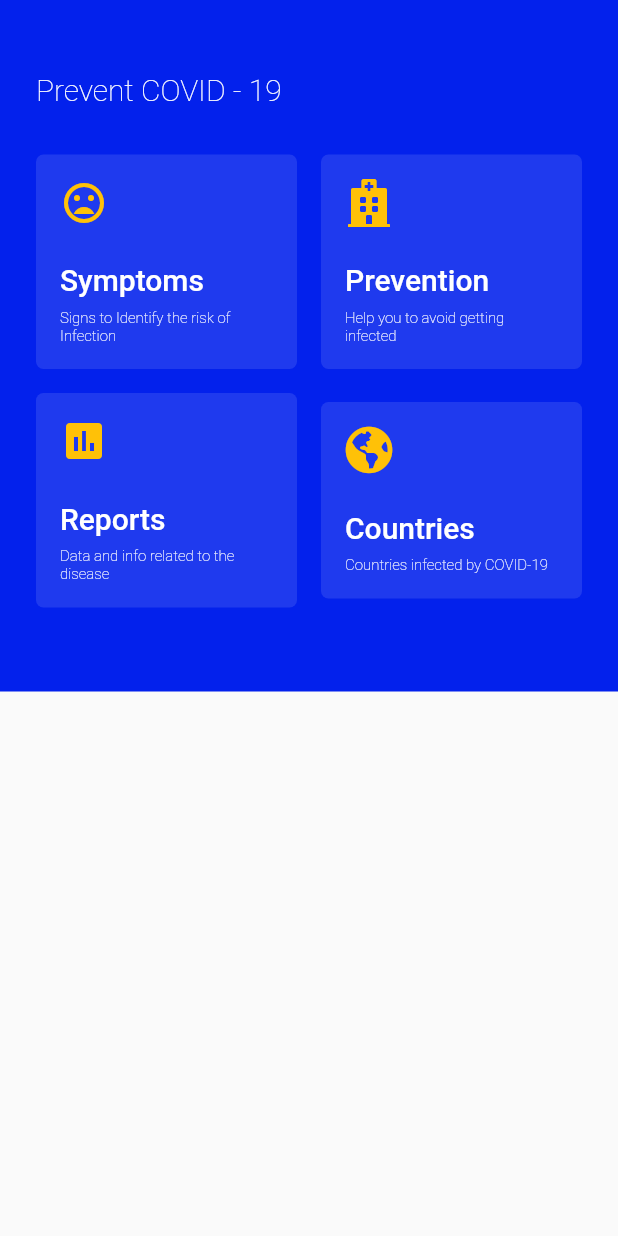
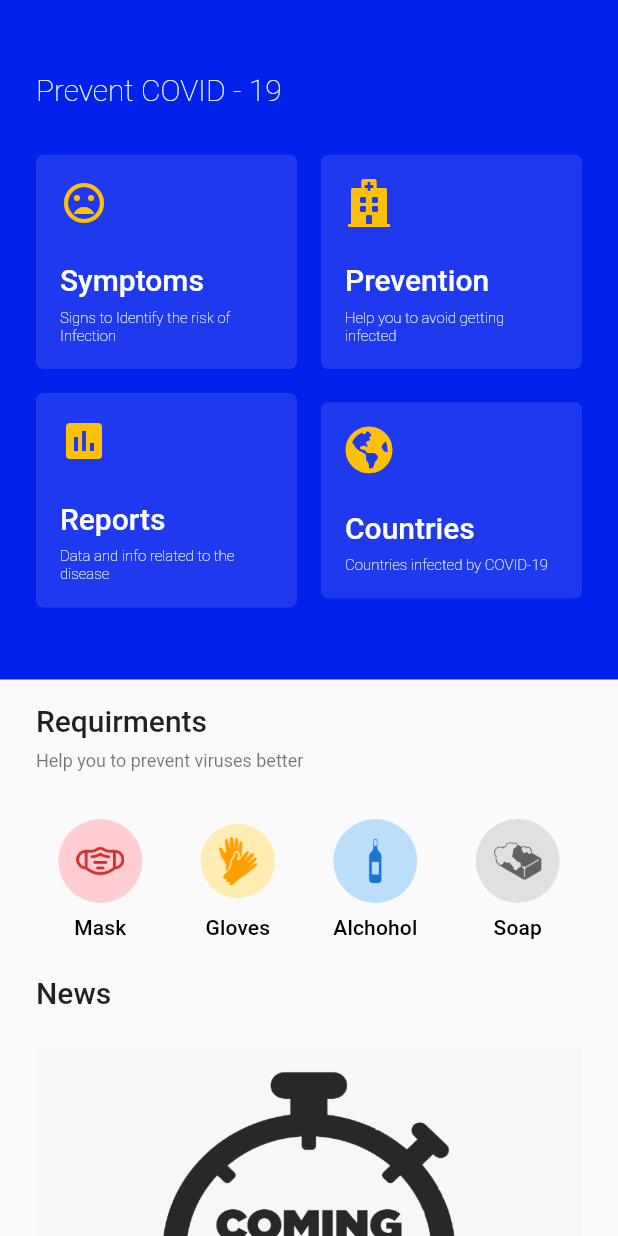
Before and after one commit to ashishkhuraishy/CovidUpdates, a Flutter app: the screen it shows after launch, on a phone screen of 412 x 824 dp. Run offline on Flutter 3.47's test engine with Material 2 defaults, Android fonts, the phone set to English and light mode, and no system bars; our stand-ins replace fl_chart, font_awesome_flutter, google_fonts.

Commit message:
homePage completed

```diff
--- a/lib/Models/reportModel.dart
+++ b/lib/Models/reportModel.dart
@@ -3,8 +3,9 @@ class Report{
   int confirmed;
   int deaths;
   int totalCases;
+  String updatedDate;
   String updatedTime;
 
-  Report({this.confirmed, this.recovered, this.deaths, this.totalCases, this.updatedTime});
+  Report({this.confirmed, this.recovered, this.deaths, this.totalCases,this.updatedDate, this.updatedTime});
 
 }
--- a/lib/Screens/homePage.dart
+++ b/lib/Screens/homePage.dart
@@ -1,4 +1,5 @@
 import 'package:covid_updates/Widgets/homeNavItems.dart';
+import 'package:covid_updates/Widgets/requirements.dart';
 import 'package:flutter/material.dart';
 import 'package:font_awesome_flutter/fa_icon.dart';
 import 'package:font_awesome_flutter/font_awesome_flutter.dart';
@@ -13,10 +14,13 @@ class _HomePageState extends State<HomePage> {
   Widget build(BuildContext context) {
     double width = MediaQuery.of(context).size.width;
     return Scaffold(
-      body: Container(
+      body: SingleChildScrollView(
+        child: Column(
+          crossAxisAlignment: CrossAxisAlignment.start,
+          children: <Widget>[
+            Container(
               color: Color(0xFF0321EC),
               child: SafeArea(
-          child: SingleChildScrollView(
                 child: Column(
                   children: <Widget>[
                     Container(
@@ -31,7 +35,8 @@ class _HomePageState extends State<HomePage> {
                           Text(
                             'Prevent COVID - 19 ',
                             style: Theme.of(context).textTheme.title.copyWith(
-                            color: Colors.white, fontWeight: FontWeight.w100),
+                                color: Colors.white,
+                                fontWeight: FontWeight.w100),
                           ),
                           SizedBox(
                             height: 32.0,
@@ -44,6 +49,44 @@ class _HomePageState extends State<HomePage> {
                 ),
               ),
             ),
+            Container(
+              padding: EdgeInsets.symmetric(horizontal: 24.0, vertical: 16.0),
+              child: Column(
+                crossAxisAlignment: CrossAxisAlignment.start,
+                children: <Widget>[
+                  Text(
+                    "Requirments",
+                    style: Theme.of(context).textTheme.title,
+                  ),
+                  SizedBox(
+                    height: 8.0,
+                  ),
+                  Text(
+                    "Help you to prevent viruses better",
+                    style: Theme.of(context).textTheme.caption,
+                  ),
+                  SizedBox(
+                    height: 16.0,
+                  ),
+                ],
+              ),
+            ),
+            Requirements(),
+            Container(
+              padding: EdgeInsets.all(24.0),
+              child: Column(
+                crossAxisAlignment: CrossAxisAlignment.start,
+                children: <Widget>[
+                  Text('News', style: Theme.of(context).textTheme.title,),
+                  SizedBox(height: 24.0,),
+                  Center(
+                    child: Image.asset('assets/images/coming_soon.png'),
+                  ),
+                ],
+              ),
+            )
+          ],
+        ),
       ),
     );
   }
--- a/lib/Services/reports.dart
+++ b/lib/Services/reports.dart
@@ -9,6 +9,7 @@ final String link = "https://corona.lmao.ninja/";
 Future<Report> getReport() async {
   Report report;
   DateFormat formatter = DateFormat("MMM d y");
+  DateFormat timeFormatter = DateFormat().add_jm();
 
   try {
     Response response = await get(link + "all");
@@ -18,7 +19,9 @@ Future<Report> getReport() async {
       recovered: data["recovered"],
       totalCases: data["cases"],
       confirmed: data['cases'] - (data['deaths'] + data['recovered']),
-      updatedTime: formatter
+      updatedDate: formatter
+          .format(DateTime.fromMillisecondsSinceEpoch(data['updated'])),
+      updatedTime: timeFormatter
           .format(DateTime.fromMillisecondsSinceEpoch(data['updated'])),
     );
     print(data);
--- a/lib/Widgets/chart.dart
+++ b/lib/Widgets/chart.dart
@@ -68,7 +68,7 @@ class PieChart2State extends State {
                       color: Colors.blue[900],
                       text: 'Confirmed',
                       isSquare: false,
-                      percentage: perc.confirmedPerc.roundToDouble(),
+                      percentage: perc.confirmedPerc,
                     ),
                     SizedBox(
                       height: 4,
@@ -77,7 +77,7 @@ class PieChart2State extends State {
                       color: Colors.blue[400],
                       text: 'Recovered',
                       isSquare: false,
-                      percentage: perc.recoveredPerc.roundToDouble(),
+                      percentage: perc.recoveredPerc,
                     ),
                     SizedBox(
                       height: 4,
@@ -86,7 +86,7 @@ class PieChart2State extends State {
                       color: Colors.red[400],
                       text: 'Death',
                       isSquare: false,
-                      percentage: perc.deathPerc.roundToDouble(),
+                      percentage: perc.deathPerc,
                     ),
                     SizedBox(
                       height: 20,
--- a/lib/Widgets/homeNavItems.dart
+++ b/lib/Widgets/homeNavItems.dart
@@ -30,7 +30,9 @@ class _HomeNavItemsState extends State<HomeNavItems> {
                 subTitle: 'Help you to avoid getting infected'),
           ],
         ),
-        SizedBox(height: 16.0,),
+        SizedBox(
+          height: 16.0,
+        ),
         Row(
           mainAxisAlignment: MainAxisAlignment.spaceAround,
           children: <Widget>[
@@ -38,7 +40,9 @@ class _HomeNavItemsState extends State<HomeNavItems> {
                 context: context,
                 icon: Icons.insert_chart,
                 title: 'Reports',
-                subTitle: 'Data and info related to the disease'),
+                subTitle: 'Data and info related to the disease',
+                navigate: 'reports'
+                ),
             SizedBox(
               width: 16.0,
             ),
@@ -49,15 +53,21 @@ class _HomeNavItemsState extends State<HomeNavItems> {
                 subTitle: 'Countries infected by COVID-19'),
           ],
         ),
-        SizedBox(height: 32.0,)
+        SizedBox(
+          height: 24.0,
+        )
       ],
     );
   }
 }
 
 Widget getHomePageNavItems(
-    {BuildContext context, IconData icon, String title, String subTitle}) {
+    {BuildContext context, IconData icon, String title, String subTitle, String navigate}) {
   return Expanded(
+    child: InkWell(
+      onTap: (){
+        navigate != null ? Navigator.pushNamed(context, '/$navigate') : print("No where to go") ;
+      },
       child: Container(
         padding: EdgeInsets.all(16.0),
         decoration: BoxDecoration(
@@ -76,8 +86,10 @@ Widget getHomePageNavItems(
             ),
             Text(
               title,
-            style:
-                Theme.of(context).textTheme.title.copyWith(color: Colors.white),
+              style: Theme.of(context)
+                  .textTheme
+                  .title
+                  .copyWith(color: Colors.white),
             ),
             SizedBox(
               height: 8.0,
@@ -92,5 +104,6 @@ Widget getHomePageNavItems(
           ],
         ),
       ),
+    ),
   );
 }
--- a/lib/Widgets/indicator.dart
+++ b/lib/Widgets/indicator.dart
@@ -43,7 +43,7 @@ class Indicator extends StatelessWidget {
               style: Theme.of(context).textTheme.caption,
             ),
             Text(
-              '$percentage%',
+              '${percentage.toStringAsFixed(2)}%',
               style: Theme.of(context).textTheme.subhead.copyWith(
                     fontWeight: FontWeight.bold,
                   ),
--- /dev/null
+++ b/lib/Widgets/requirements.dart
@@ -0,0 +1,37 @@
+import 'package:flutter/material.dart';
+import 'package:font_awesome_flutter/fa_icon.dart';
+import 'package:font_awesome_flutter/font_awesome_flutter.dart';
+
+class Requirements extends StatelessWidget {
+  @override
+  Widget build(BuildContext context) {
+    return Row(
+      mainAxisAlignment: MainAxisAlignment.spaceEvenly,
+      children: <Widget>[
+        getRequirementItems(context: context, text: 'Mask', imgSrc: 'mask', bgColor: Colors.red[100], imgColor: Colors.red[700]),
+        getRequirementItems(context: context, text: 'Gloves', imgSrc: 'gloves', bgColor: Colors.amber[100], imgColor: Colors.amber[700]),
+        getRequirementItems(context: context, text: 'Alchohol', imgSrc: 'alchohol', bgColor: Colors.blue[100], imgColor: Colors.blue[700]),
+        getRequirementItems(context: context, text: 'Soap', imgSrc: 'soap', bgColor: Colors.grey[300], imgColor: Colors.grey[700]),
+      ],
+    );
+  }
+}
+
+Widget getRequirementItems({BuildContext context, String text, String imgSrc, Color bgColor, Color imgColor}) {
+  return Column(
+    children: <Widget>[
+      Container(
+        padding: EdgeInsets.all(12.0),
+        decoration: BoxDecoration(
+          shape: BoxShape.circle,
+          color: bgColor,
+        ),
+        child: Image(image: AssetImage('assets/images/$imgSrc.png'), height: 32, fit: BoxFit.contain, color: imgColor,),
+      ),
+      SizedBox(
+        height: 8.0,
+      ),
+      Text(text, style: Theme.of(context).textTheme.subtitle,)
+    ],
+  );
+}
--- a/lib/main.dart
+++ b/lib/main.dart
@@ -18,9 +18,9 @@ class MyApp extends StatelessWidget {
       ),
       debugShowCheckedModeBanner: false,
       routes: {
-
+         '/': (context) => HomePage(),
+         '/reports': (context) => ReportPage()
       },
-      home: HomePage(),
     );
   }
 }
```
Also changed, not shown: lib/Screens/reportPage.dart (+37 -11 lines), assets/images/alchohol.png (added), assets/images/coming_soon.png (added), assets/images/gloves.png (added), assets/images/mask.png (added), assets/images/soap.png (added). Lines whose indentation alone changed are shown as unchanged.
